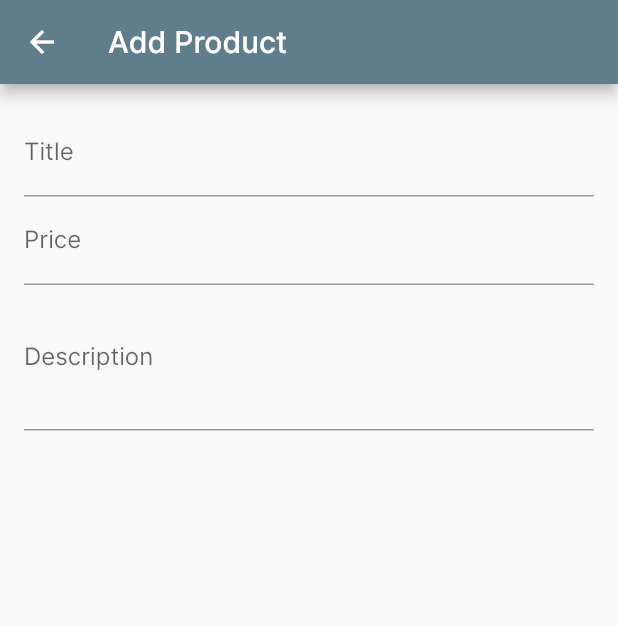
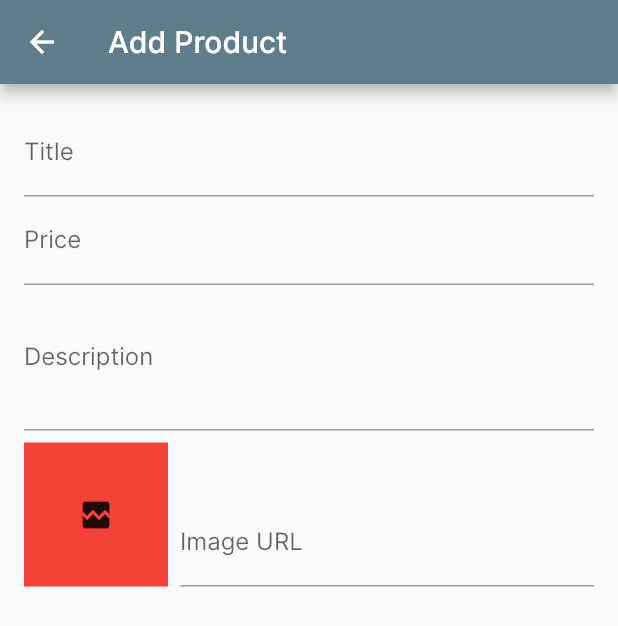
Before and after one commit to anotherglitchinthematrix/flutter-demo-shop, a Flutter app: the EditPage screen opened by its route, on a phone screen of 412 x 824 dp. Shown: the top 626 px of the screen. Run offline on Flutter 3.47's test engine with Material 2 defaults, Android fonts, the phone set to English and light mode, and no system bars; network calls fail.

Commit message:
Image Preview

```diff
--- a/lib/App/pages/edit/edit.page.dart
+++ b/lib/App/pages/edit/edit.page.dart
@@ -11,6 +11,8 @@ class EditPage extends StatefulWidget {
 class _EditPageState extends State<EditPage> {
   final _priceFocusNode = FocusNode();
   final _descriptionFocusNode = FocusNode();
+  final _imageTextController = TextEditingController();
+  final _imageFocusNode = FocusNode();
 
   @override
   Widget build(BuildContext context) {
@@ -52,6 +54,37 @@ class _EditPageState extends State<EditPage> {
                 ),
                 focusNode: _descriptionFocusNode,
               ),
+              Row(
+                crossAxisAlignment: CrossAxisAlignment.end,
+                children: <Widget>[
+                  Container(
+                    margin: EdgeInsets.only(
+                      top: 8,
+                      right: 8,
+                    ),
+                    color: Colors.red,
+                    width: 96,
+                    height: 96,
+                    child: _imageTextController.text.isEmpty
+                        ? Icon(Icons.broken_image)
+                        : Image.network(
+                            _imageTextController.text,
+                            fit: BoxFit.cover,
+                          ),
+                  ),
+                  Expanded(
+                    child: TextFormField(
+                      decoration: InputDecoration(
+                        labelText: 'Image URL',
+                      ),
+                      textInputAction: TextInputAction.done,
+                      keyboardType: TextInputType.url,
+                      controller: _imageTextController,
+                      focusNode: _imageFocusNode,
+                    ),
+                  ),
+                ],
+              ),
             ],
           ),
         ),
@@ -61,8 +94,11 @@ class _EditPageState extends State<EditPage> {
 
   @override
   void dispose() {
+    // Free memory to  prevenet memory leaks.
     _priceFocusNode.dispose();
     _descriptionFocusNode.dispose();
+    _imageTextController.dispose();
+    _imageFocusNode.dispose();
     super.dispose();
   }
 }
```
